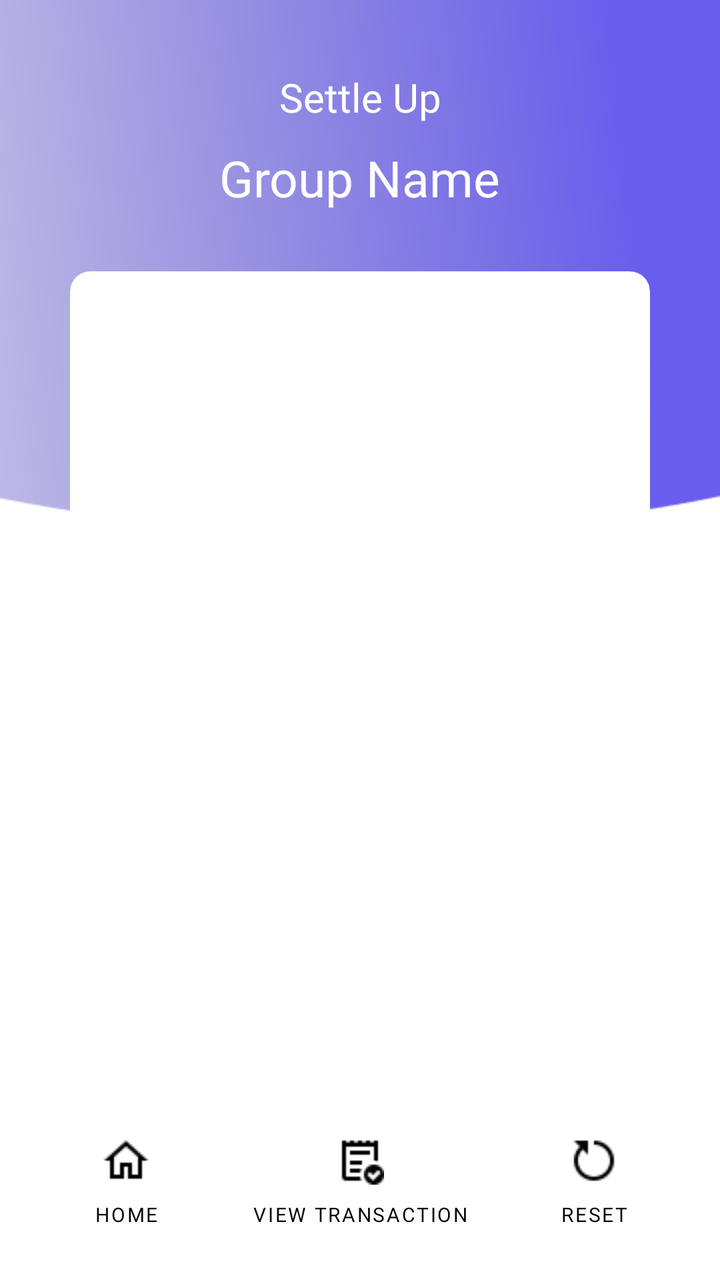
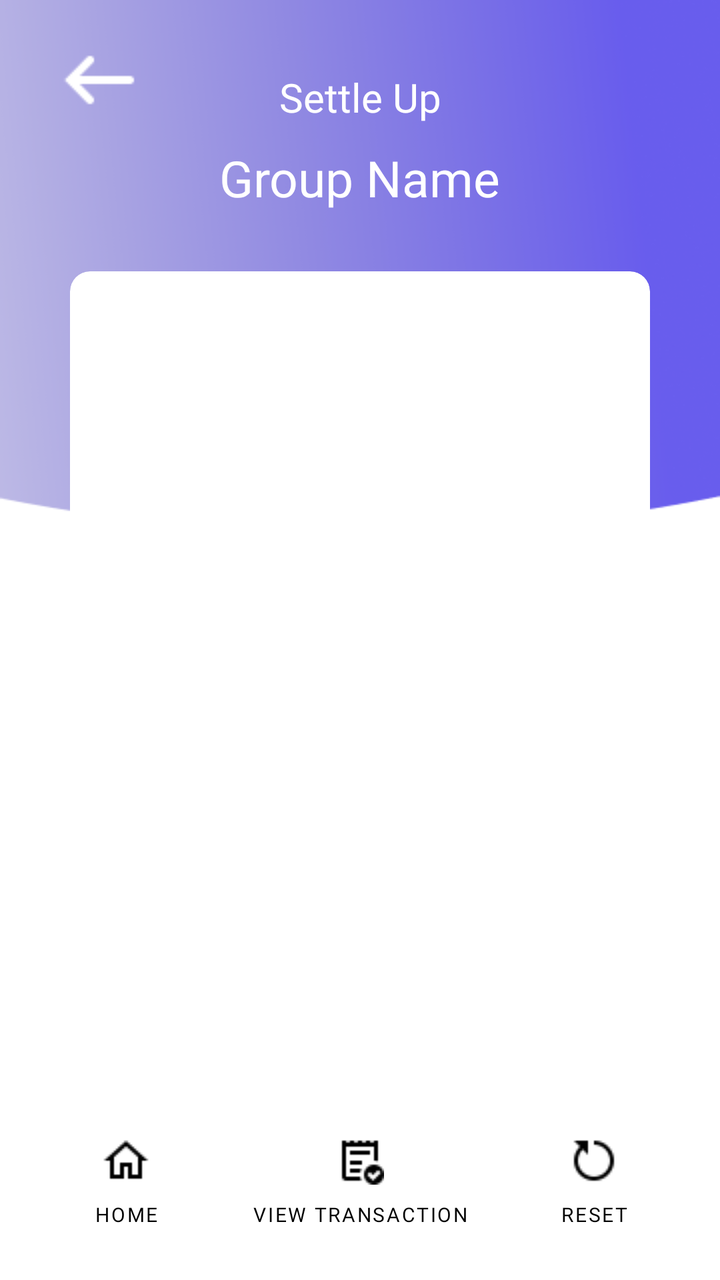

The first picture is an Android layout as it rendered before a commit; the second is the same layout after the commit. The layout source and the unified diff follow.
<!-- AndroidManifest.xml: application theme Theme.SplitYourBill -->
<!-- res/layout/activity_settle_up.xml -->
<?xml version="1.0" encoding="utf-8"?>
<androidx.constraintlayout.widget.ConstraintLayout xmlns:android="http://schemas.android.com/apk/res/android"
    xmlns:app="http://schemas.android.com/apk/res-auto"
    xmlns:tools="http://schemas.android.com/tools"
    android:layout_width="match_parent"
    android:layout_height="match_parent"
    android:background="@drawable/background"
    android:orientation="vertical"
    android:padding="5dp"
    tools:context=".SettleUp">

    <TextView
        android:id="@+id/textView"
        android:layout_width="wrap_content"
        android:layout_height="wrap_content"
        android:layout_marginTop="30dp"
        android:fontFamily="@font/poppins_medium"
        android:text="@string/settle_up"
        android:textColor="@color/white"
        android:textSize="20sp"
        app:layout_constraintEnd_toEndOf="parent"
        app:layout_constraintHorizontal_bias="0.5"
        app:layout_constraintStart_toStartOf="parent"
        app:layout_constraintTop_toTopOf="parent" />

    <TextView
        android:id="@+id/viewGroupName"
        android:layout_width="wrap_content"
        android:layout_height="wrap_content"
        android:layout_marginTop="10dp"
        android:fontFamily="@font/poppins_medium"
        android:text="@string/group_name"
        android:textColor="@color/white"
        android:textSize="25sp"
        app:layout_constraintEnd_toEndOf="parent"
        app:layout_constraintHorizontal_bias="0.5"
        app:layout_constraintStart_toStartOf="parent"
        app:layout_constraintTop_toBottomOf="@+id/textView" />

    <androidx.cardview.widget.CardView
        android:layout_width="match_parent"
        android:layout_height="wrap_content"
        android:layout_marginStart="30dp"
        android:layout_marginTop="30dp"
        android:layout_marginEnd="30dp"
        android:background="@color/white"
        app:cardCornerRadius="10dp"
        app:cardElevation="0dp"
        app:layout_constraintEnd_toEndOf="parent"
        app:layout_constraintHorizontal_bias="0.5"
        app:layout_constraintStart_toStartOf="parent"
        app:layout_constraintTop_toBottomOf="@+id/viewGroupName">


        <ListView
            android:id="@+id/settleUpListView"
            android:layout_width="match_parent"
            android:layout_height="400dp" />

    </androidx.cardview.widget.CardView>

    <Button
        android:id="@+id/goToHomeButton"
        android:layout_width="wrap_content"
        android:layout_height="wrap_content"
        android:layout_marginBottom="10dp"

        android:background="@color/transparent"
        android:drawableTop="@drawable/home"
        android:fontFamily="@font/poppins_medium"
        android:padding="5dp"
        android:text="@string/home"
        android:textColor="@color/black"
        android:textSize="10sp"

        app:layout_constraintBottom_toBottomOf="parent"
        app:layout_constraintEnd_toStartOf="@+id/showTransButton"
        app:layout_constraintHorizontal_bias="0.5"
        app:layout_constraintStart_toStartOf="parent"
        tools:ignore="SmallSp" />

    <Button
        android:id="@+id/showTransButton"
        android:layout_width="wrap_content"
        android:layout_height="wrap_content"
        android:layout_marginBottom="10dp"
        android:background="@color/transparent"
        android:drawableTop="@drawable/paid"
        android:fontFamily="@font/poppins_medium"
        android:padding="5dp"
        android:text="@string/view_transaction"
        android:textColor="@color/black"
        android:textSize="10sp"

        app:layout_constraintBottom_toBottomOf="parent"
        app:layout_constraintEnd_toStartOf="@+id/resetButton"
        app:layout_constraintHorizontal_bias="0.5"
        app:layout_constraintStart_toEndOf="@+id/goToHomeButton"
        tools:ignore="SmallSp" />

    <Button
        android:id="@+id/resetButton"
        android:layout_width="wrap_content"
        android:layout_height="wrap_content"
        android:layout_marginBottom="10dp"
        android:background="@color/transparent"
        android:drawableTop="@drawable/reset"
        android:fontFamily="@font/poppins_medium"
        android:padding="5dp"

        android:text="@string/reset"
        android:textColor="@color/black"
        android:textSize="10sp"

        app:layout_constraintBottom_toBottomOf="parent"
        app:layout_constraintEnd_toEndOf="parent"
        app:layout_constraintHorizontal_bias="0.5"
        app:layout_constraintStart_toEndOf="@+id/showTransButton"
        tools:ignore="SmallSp" />


</androidx.constraintlayout.widget.ConstraintLayout>
<!-- resources referenced by this layout -->
<resources>
  <color name="black">#FF000000</color>
  <color name="transparent">#00FFFFFF</color>
  <color name="white">#FFFFFFFF</color>
  <!-- drawable background: png bitmap (drawable, 30810 bytes) -->
  <!-- drawable home: png bitmap (drawable, 303 bytes) -->
  <!-- drawable paid: png bitmap (drawable, 299 bytes) -->
  <!-- drawable reset: png bitmap (drawable, 388 bytes) -->
  <string name="group_name">Group Name</string>
  <string name="home">Home</string>
  <string name="reset">Reset</string>
  <string name="settle_up">Settle Up</string>
  <string name="view_transaction">View Transaction</string>
  <style name="Theme.SplitYourBill" parent="Theme.MaterialComponents.Light.NoActionBar">
  
  
  
      </style>
</resources>

<!-- the commit's change to res/layout/activity_settle_up.xml (unified diff, before → after) -->
@@ -5,9 +5,23 @@
     android:layout_width="match_parent"
     android:layout_height="match_parent"
     android:background="@drawable/background"
+    android:fitsSystemWindows="true"
     android:orientation="vertical"
     android:padding="5dp"
     tools:context=".SettleUp">
+
+    <ImageButton
+        android:id="@+id/goToBackButton"
+        android:layout_width="wrap_content"
+        android:layout_height="wrap_content"
+        android:layout_marginStart="10dp"
+        android:background="@color/transparent"
+        android:contentDescription="@string/just_a_icon"
+        android:padding="10dp"
+        android:src="@drawable/back"
+        app:layout_constraintStart_toStartOf="parent"
+        app:layout_constraintTop_toTopOf="parent"
+        app:srcCompat="@drawable/back" />
 
     <TextView
         android:id="@+id/textView"
@@ -39,13 +53,15 @@
 
     <androidx.cardview.widget.CardView
         android:layout_width="match_parent"
-        android:layout_height="wrap_content"
+        android:layout_height="0dp"
         android:layout_marginStart="30dp"
         android:layout_marginTop="30dp"
         android:layout_marginEnd="30dp"
+        android:layout_marginBottom="10dp"
         android:background="@color/white"
         app:cardCornerRadius="10dp"
         app:cardElevation="0dp"
+        app:layout_constraintBottom_toTopOf="@+id/showTransButton"
         app:layout_constraintEnd_toEndOf="parent"
         app:layout_constraintHorizontal_bias="0.5"
         app:layout_constraintStart_toStartOf="parent"
@@ -55,7 +71,7 @@
         <ListView
             android:id="@+id/settleUpListView"
             android:layout_width="match_parent"
-            android:layout_height="400dp" />
+            android:layout_height="match_parent" />
 
     </androidx.cardview.widget.CardView>
 
<!-- resource entries referenced after the edit -->
@@ -3,12 +3,14 @@
   <color name="black">#FF000000</color>
   <color name="transparent">#00FFFFFF</color>
   <color name="white">#FFFFFFFF</color>
+  <!-- drawable back: png bitmap (drawable, 292 bytes) -->
   <!-- drawable background: png bitmap (drawable, 30810 bytes) -->
   <!-- drawable home: png bitmap (drawable, 303 bytes) -->
   <!-- drawable paid: png bitmap (drawable, 299 bytes) -->
   <!-- drawable reset: png bitmap (drawable, 388 bytes) -->
   <string name="group_name">Group Name</string>
   <string name="home">Home</string>
+  <string name="just_a_icon">Just a Icon</string>
   <string name="reset">Reset</string>
   <string name="settle_up">Settle Up</string>
   <string name="view_transaction">View Transaction</string>
